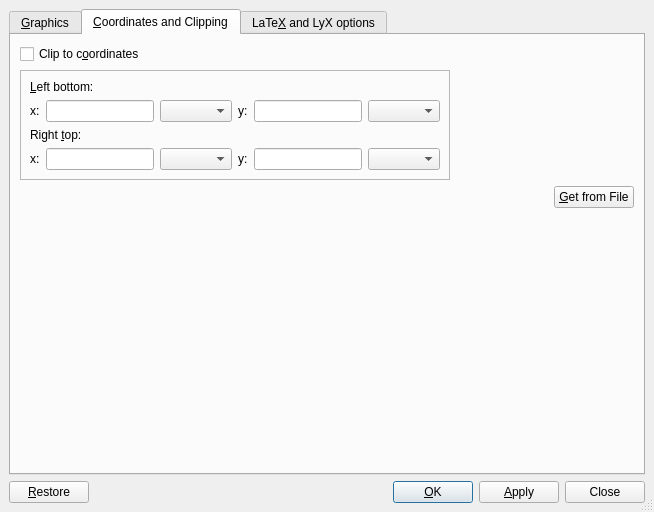
The window that src/frontends/qt4/ui/GraphicsUi.ui (cburschka/lyx) describes before a commit, drawn with Qt 5.
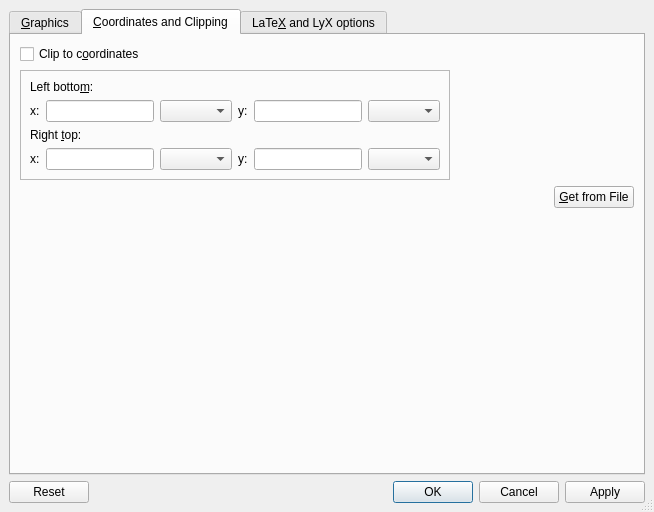
The same window after the commit. The open tabs and pages were chosen to show the change. Custom widgets are drawn as their Qt base class.

Commit message:
More QDialogButtonBox transformation
GuiDelimiter through GuiIndex

See #11003

The edit to the form file:
```diff
--- a/src/frontends/qt4/ui/GraphicsUi.ui
+++ b/src/frontends/qt4/ui/GraphicsUi.ui
@@ -387,7 +387,7 @@
           <item row="0" column="0" colspan="6">
            <widget class="QLabel" name="lbL">
             <property name="text">
-             <string>&amp;Left bottom:</string>
+             <string>Left botto&amp;m:</string>
             </property>
             <property name="buddy">
              <cstring>lbX</cstring>
@@ -739,79 +739,9 @@
       <number>0</number>
      </property>
      <item>
-      <widget class="QPushButton" name="restorePB">
-       <property name="text">
-        <string>&amp;Restore</string>
-       </property>
-       <property name="autoDefault">
-        <bool>false</bool>
-       </property>
-       <property name="default">
-        <bool>false</bool>
-       </property>
-      </widget>
-     </item>
-     <item>
-      <spacer>
-       <property name="orientation">
-        <enum>Qt::Horizontal</enum>
-       </property>
-       <property name="sizeType">
-        <enum>QSizePolicy::MinimumExpanding</enum>
-       </property>
-       <property name="sizeHint" stdset="0">
-        <size>
-         <width>20</width>
-         <height>20</height>
-        </size>
-       </property>
-      </spacer>
-     </item>
-     <item>
-      <widget class="QPushButton" name="okPB">
-       <property name="text">
-        <string>&amp;OK</string>
-       </property>
-       <property name="autoDefault">
-        <bool>true</bool>
-       </property>
-       <property name="default">
-        <bool>true</bool>
-       </property>
-      </widget>
-     </item>
-     <item>
-      <widget class="QPushButton" name="applyPB">
-       <property name="sizePolicy">
-        <sizepolicy hsizetype="Fixed" vsizetype="Fixed">
-         <horstretch>0</horstretch>
-         <verstretch>0</verstretch>
-        </sizepolicy>
-       </property>
-       <property name="text">
-        <string>&amp;Apply</string>
-       </property>
-       <property name="autoDefault">
-        <bool>false</bool>
-       </property>
-       <property name="default">
-        <bool>false</bool>
-       </property>
-      </widget>
-     </item>
-     <item>
-      <widget class="QPushButton" name="closePB">
-       <property name="sizePolicy">
-        <sizepolicy hsizetype="Fixed" vsizetype="Fixed">
-         <horstretch>0</horstretch>
-         <verstretch>0</verstretch>
-        </sizepolicy>
-       </property>
-       <property name="text">
-        <string>Close</string>
-       </property>
-       <property name="autoDefault">
-        <bool>false</bool>
+      <widget class="QDialogButtonBox" name="buttonBox">
+       <property name="standardButtons">
+        <set>QDialogButtonBox::Apply|QDialogButtonBox::Cancel|QDialogButtonBox::Ok|QDialogButtonBox::Reset</set>
        </property>
       </widget>
      </item>
```
Left out of the diff: 4 changed lines with no effect on the pictures. The commit also changes 15 other files.
